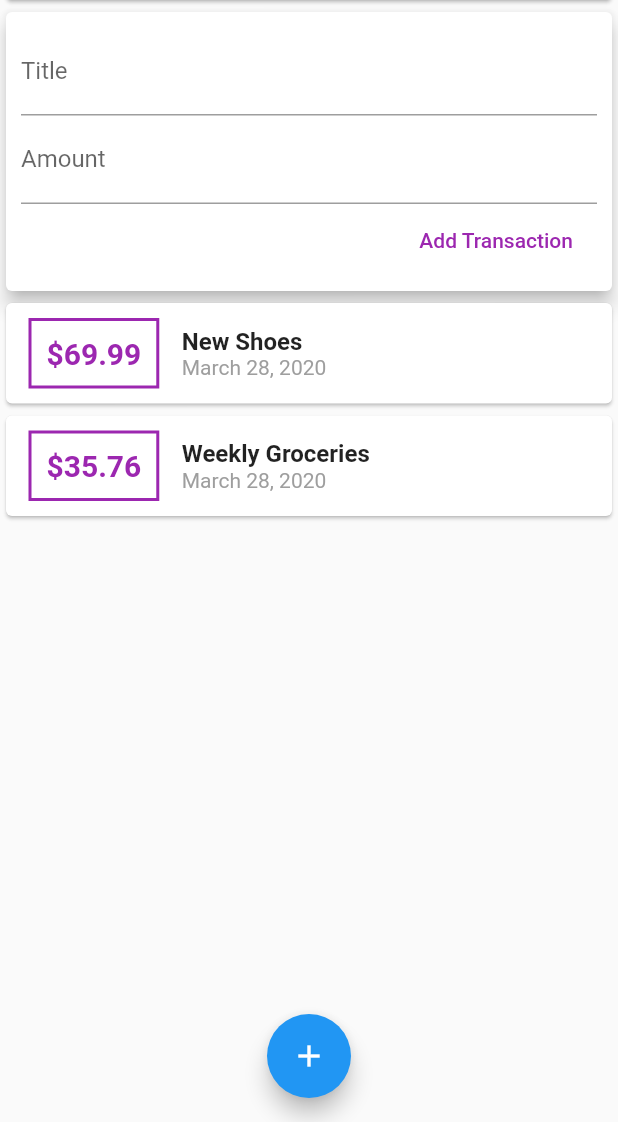
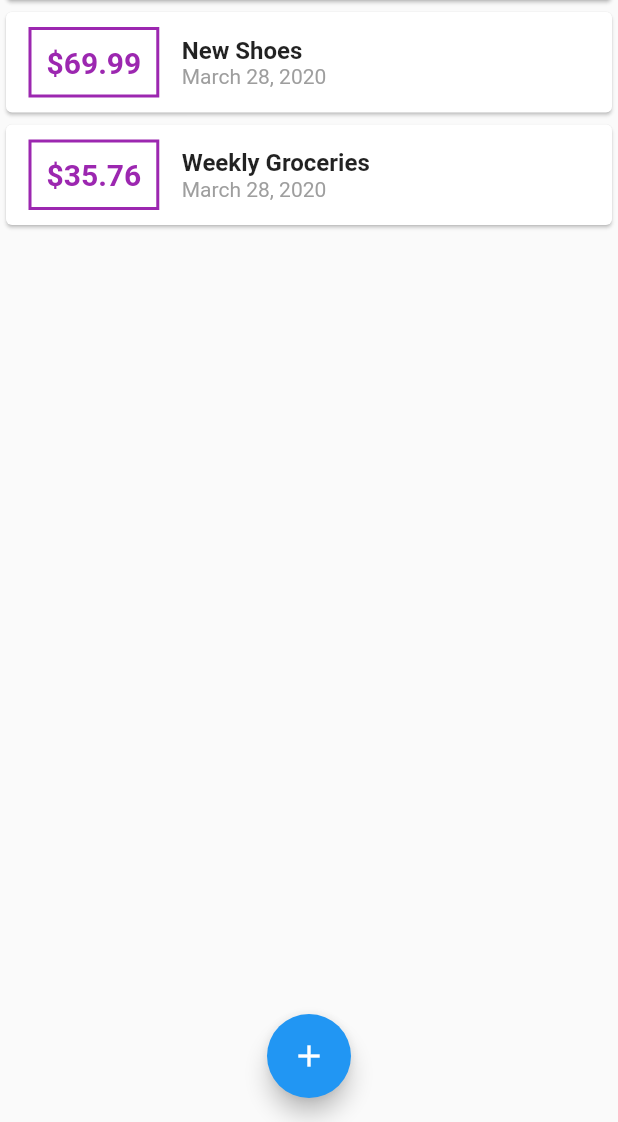
Before and after one commit to AadiRana911/Flutter, a Flutter app: the screen it shows after launch, on a phone screen of 412 x 824 dp, the part 114-1236 px from its top. Run offline on Flutter 3.47's test engine with Material 2 defaults, Android fonts, the phone set to English and light mode, and no system bars.

Commit message:
Making add buttons functional

```diff
--- a/expense_planner/lib/main.dart
+++ b/expense_planner/lib/main.dart
@@ -1,6 +1,8 @@
+import 'package:expense_planner/widgets/new_transaction.dart';
 import 'package:flutter/material.dart';
 
-import './widgets/user_transaction.dart';
+import './widgets/transaction_list.dart';
+import './models/transaction.dart';
 
 void main() => runApp(MyApp());
 
@@ -18,7 +20,46 @@ class MyApp extends StatelessWidget {
   }
 }
 
-class MyHomePage extends StatelessWidget {
+class MyHomePage extends StatefulWidget {
+  MyHomePage({Key key}) : super(key: key);
+
+  @override
+  _MyHomePageState createState() => _MyHomePageState();
+}
+
+class _MyHomePageState extends State<MyHomePage>{
+
+  final List<Transaction> _userTransaction = [
+    Transaction(
+      id: 't1',
+      title: 'New Shoes',
+      amount: 69.99,
+      date: DateTime.now()
+    ),
+    Transaction(
+      id: 't2',
+      title: 'Weekly Groceries',
+      amount: 35.76,
+      date: DateTime.now()
+    ),
+  ];
+
+  void _addNewTransaction(String txTitle, double txAmount){
+    final newTx = Transaction(
+      id: DateTime.now().toString(),
+      title: txTitle,
+      amount: txAmount,
+      date: DateTime.now()
+    );
+
+    setState(() => _userTransaction.add(newTx));
+  }
+
+  void _startAddNewTransaction(BuildContext ctx){
+    showModalBottomSheet(context: ctx, builder: (_) {
+      return NewTransaction(_addNewTransaction);
+    });
+  }
 
   @override
   Widget build(BuildContext context) {
@@ -29,7 +70,7 @@ class MyHomePage extends StatelessWidget {
         actions: <Widget>[
           IconButton(
             icon: Icon(Icons.add),
-            onPressed: () {}
+            onPressed: () => _startAddNewTransaction(context),
           )
         ],
       ),
@@ -41,16 +82,14 @@ class MyHomePage extends StatelessWidget {
               color: Colors.blue,
               child: Text('Chart'),
             ),
-            UserTransaction()
+            TransactionList(_userTransaction)
           ],
         ),
       ),
       floatingActionButtonLocation: FloatingActionButtonLocation.centerFloat,
       floatingActionButton: FloatingActionButton(
         child: Icon(Icons.add),
-        onPressed: () {
-
-        }
+        onPressed: () => _startAddNewTransaction(context),
       ),
     );
   }
--- a/expense_planner/lib/widgets/user_transaction.dart
+++ /dev/null
@@ -1,52 +0,0 @@
-import 'package:flutter/material.dart';
-
-import './new_transaction.dart';
-import './transaction_list.dart';
-import '../models/transaction.dart';
-
-class UserTransaction extends StatefulWidget {
-  UserTransaction({Key key}) : super(key: key);
-
-  @override
-  _UserTransactionState createState() => _UserTransactionState();
-}
-
-class _UserTransactionState extends State<UserTransaction> {
-  final List<Transaction> _userTransaction = [
-    Transaction(
-      id: 't1',
-      title: 'New Shoes',
-      amount: 69.99,
-      date: DateTime.now()
-    ),
-    Transaction(
-      id: 't2',
-      title: 'Weekly Groceries',
-      amount: 35.76,
-      date: DateTime.now()
-    ),
-  ];
-
-  void _addNewTransaction(String txTitle, double txAmount){
-    final newTx = Transaction(
-      id: DateTime.now().toString(),
-      title: txTitle,
-      amount: txAmount,
-      date: DateTime.now()
-    );
-
-    setState(() => _userTransaction.add(newTx));
-  }
-
-  @override
-  Widget build(BuildContext context) {
-    return Container(
-       child: Column(
-         children: <Widget>[
-           NewTransaction(_addNewTransaction),
-           TransactionList(_userTransaction)
-         ],
-       )
-    );
-  }
-}
```
